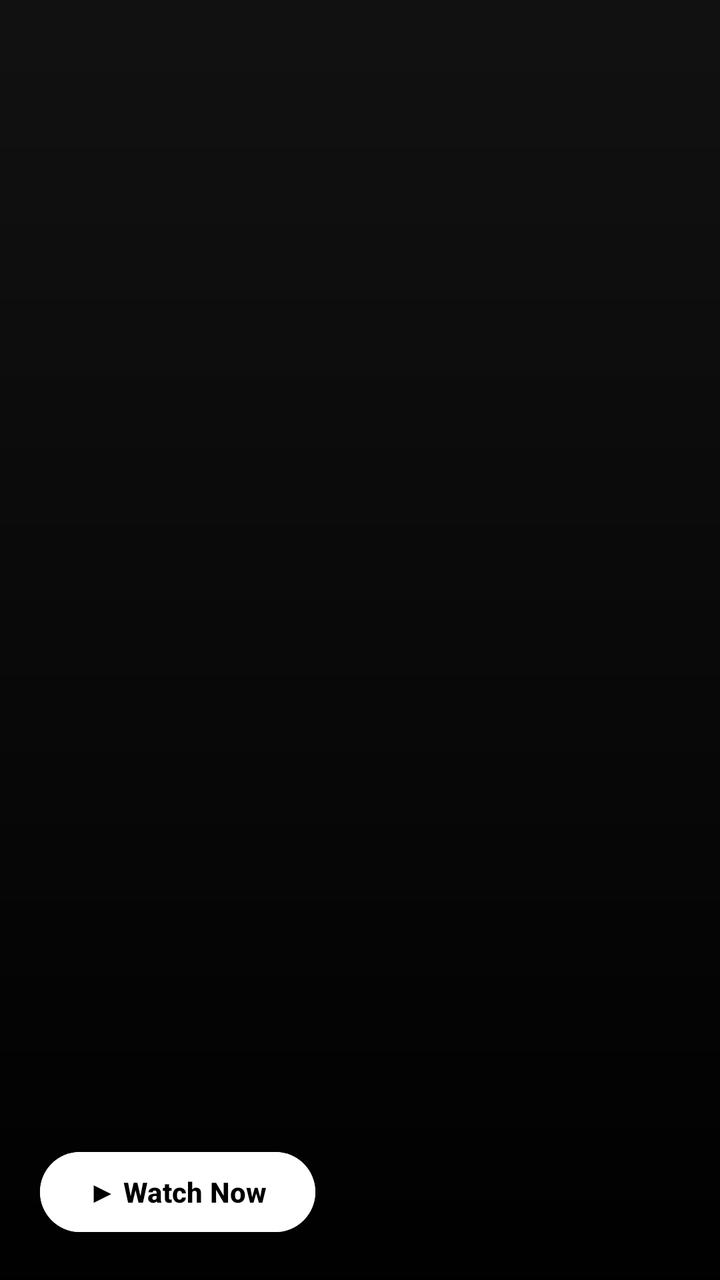
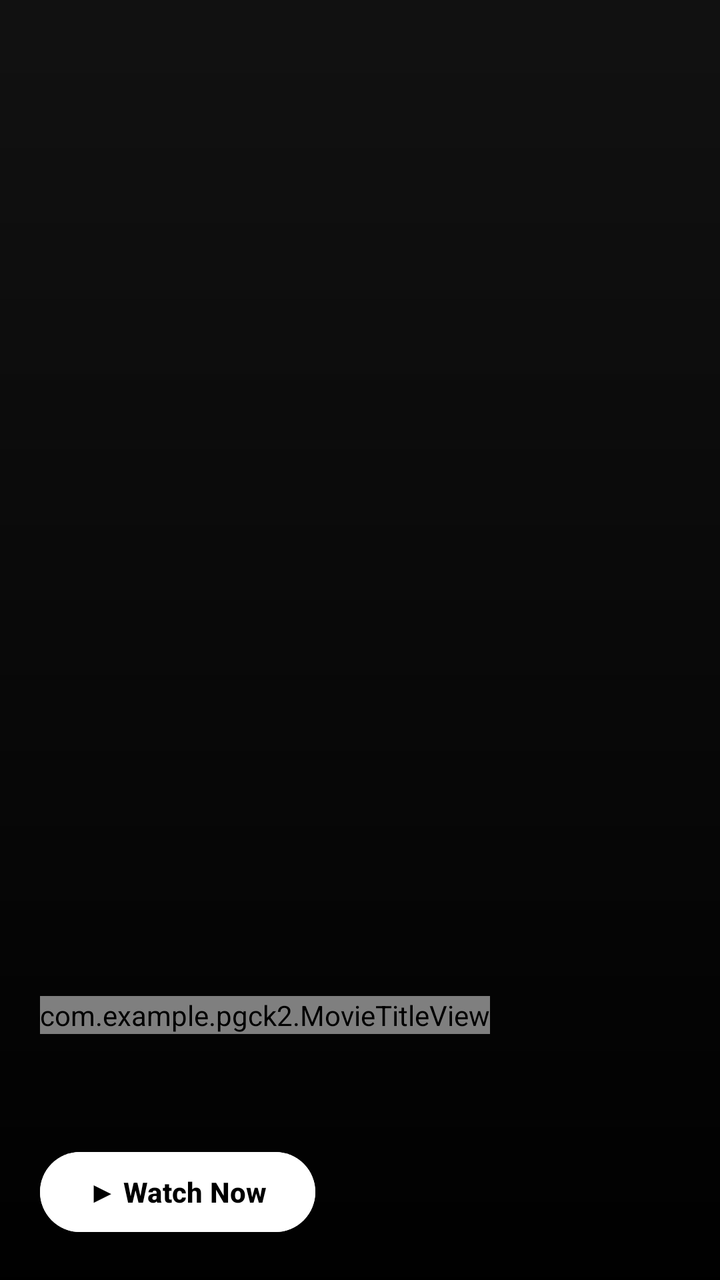

An Android layout rendered at two revisions. The XML below is the earlier revision; the diff shows what the commit changed to produce the second picture.
<!-- AndroidManifest.xml: application theme Theme.PGCK2 -->
<!-- res/layout/item_popular_slider.xml -->
<?xml version="1.0" encoding="utf-8"?>
<RelativeLayout xmlns:android="http://schemas.android.com/apk/res/android"
    android:layout_width="match_parent"
    android:layout_height="match_parent">

    <ImageView
        android:id="@+id/imgPopularBanner"
        android:layout_width="match_parent"
        android:layout_height="match_parent"
        android:scaleType="centerCrop" />

    
    <View
        android:layout_width="match_parent"
        android:layout_height="match_parent"
        android:background="@drawable/bg_gradient_bottom_up" />

    <LinearLayout
        android:layout_width="match_parent"
        android:layout_height="wrap_content"
        android:layout_alignParentBottom="true"
        android:orientation="vertical"
        android:padding="20dp">

        <TextView
            android:id="@+id/tvPopularTitle"
            android:layout_width="wrap_content"
            android:layout_height="wrap_content"
            android:maxLines="2"
            android:ellipsize="end"
            android:textColor="@android:color/white"
            android:textSize="24sp"
            android:textStyle="bold" />

        <TextView
            android:id="@+id/tvPopularDesc"
            android:layout_width="wrap_content"
            android:layout_height="wrap_content"
            android:layout_marginTop="8dp"
            android:maxLines="2"
            android:ellipsize="end"
            android:textColor="#CCCCCC"
            android:textSize="14sp" />

        <Button
            android:id="@+id/btnWatchNow"
            android:layout_width="wrap_content"
            android:layout_height="wrap_content"
            android:layout_marginTop="12dp"
            android:backgroundTint="@android:color/white"
            android:text="▶ Watch Now"
            android:textColor="@android:color/black"
            android:textStyle="bold" />
    </LinearLayout>
</RelativeLayout>
<!-- resources referenced by this layout -->
<resources>
  <!-- drawable bg_gradient_bottom_up (drawable) -->
  <?xml version="1.0" encoding="utf-8"?>
  <shape xmlns:android="http://schemas.android.com/apk/res/android"
      android:shape="rectangle">
      <gradient
          android:startColor="#FF000000"
          android:endColor="#00000000"
          android:angle="90" />
  </shape>
  <style name="Theme.PGCK2" parent="Base.Theme.PGCK2" />
  <style name="ThemeOverlay.Cinema.Dialog" parent="ThemeOverlay.Material3.MaterialAlertDialog">
          <item name="colorSurface">#1C1C1C</item>
          <item name="colorSurfaceContainerHigh">#20212F</item>
          <item name="colorOnSurfaceVariant">#C4C5D0</item>
          <item name="colorOnSurface">#F5F5F5</item>
          <item name="colorPrimary">#FF5360</item>
          <item name="colorControlActivated">#E50914</item>
          <item name="android:textColorPrimary">#F5F5F5</item>
          <item name="android:textColorSecondary">#B0B0B0</item>
          <item name="shapeAppearanceOverlay">@style/ShapeAppearance.Cinema.Dialog</item>
          <item name="editTextStyle">@style/Widget.Cinema.Input</item>
          <item name="android:editTextStyle">@style/Widget.Cinema.Input</item>
          <item name="android:buttonStyle">@style/Widget.Cinema.Button</item>
          <item name="buttonStyle">@style/Widget.Cinema.Button</item>
      </style>
  <style name="Widget.Cinema.Input" parent="Widget.AppCompat.EditText">
          <item name="android:background">@drawable/bg_cinema_input</item>
          <item name="backgroundTint">@null</item>
          <item name="android:backgroundTint">@null</item>
          <item name="android:textColor">#F3F3F3</item>
          <item name="android:textColorHint">#A5A5A5</item>
          <item name="android:textSize">15sp</item>
          <item name="android:minHeight">52dp</item>
      </style>
  <style name="Widget.Cinema.Button" parent="Widget.AppCompat.Button">
          <item name="android:background">@drawable/bg_cinema_button</item>
          <item name="backgroundTint">@null</item>
          <item name="android:backgroundTint">@null</item>
          <item name="android:textColor">#FFFFFF</item>
          <item name="android:textAllCaps">false</item>
          <item name="android:textSize">14sp</item>
          <item name="android:minHeight">48dp</item>
      </style>
  <style name="ShapeAppearance.Cinema.Dialog" parent="">
          <item name="cornerFamily">rounded</item>
          <item name="cornerSize">24dp</item>
      </style>
  <!-- drawable bg_cinema_input (drawable) -->
  <selector xmlns:android="http://schemas.android.com/apk/res/android">
      <item android:state_focused="true"><shape><solid android:color="#202020"/><corners android:radius="12dp"/><stroke android:width="1.5dp" android:color="#E50914"/><padding android:left="16dp" android:right="16dp" android:top="14dp" android:bottom="14dp"/></shape></item>
      <item><shape><solid android:color="#202020"/><corners android:radius="12dp"/><stroke android:width="1dp" android:color="#454545"/><padding android:left="16dp" android:right="16dp" android:top="14dp" android:bottom="14dp"/></shape></item>
  </selector>
  <!-- drawable bg_cinema_button (drawable) -->
  <ripple xmlns:android="http://schemas.android.com/apk/res/android" android:color="#40FFFFFF">
      <item><shape><solid android:color="#2A1B1D"/><corners android:radius="14dp"/><stroke android:width="1dp" android:color="#633139"/><padding android:left="16dp" android:right="16dp" android:top="12dp" android:bottom="12dp"/></shape></item>
  </ripple>
  <!-- unchanged entries left out for length: 1 -->
</resources>

<!-- the commit's change to res/layout/item_popular_slider.xml (unified diff, before → after) -->
@@ -22,25 +22,35 @@
         android:orientation="vertical"
         android:padding="20dp">
 
-        <TextView
+        <com.example.pgck2.MovieTitleView
             android:id="@+id/tvPopularTitle"
             android:layout_width="wrap_content"
             android:layout_height="wrap_content"
             android:maxLines="2"
             android:ellipsize="end"
             android:textColor="@android:color/white"
-            android:textSize="24sp"
+            android:textSize="20sp"
             android:textStyle="bold" />
+
+        <TextView
+            android:id="@+id/tvPopularMeta"
+            android:layout_width="match_parent"
+            android:layout_height="wrap_content"
+            android:layout_marginTop="6dp"
+            android:textColor="#CBD5E1"
+            android:textSize="11sp"
+            android:maxLines="1"
+            android:ellipsize="end" />
 
         <TextView
             android:id="@+id/tvPopularDesc"
             android:layout_width="wrap_content"
             android:layout_height="wrap_content"
-            android:layout_marginTop="8dp"
+            android:layout_marginTop="6dp"
             android:maxLines="2"
             android:ellipsize="end"
             android:textColor="#CCCCCC"
-            android:textSize="14sp" />
+            android:textSize="12sp" />
 
         <Button
             android:id="@+id/btnWatchNow"
